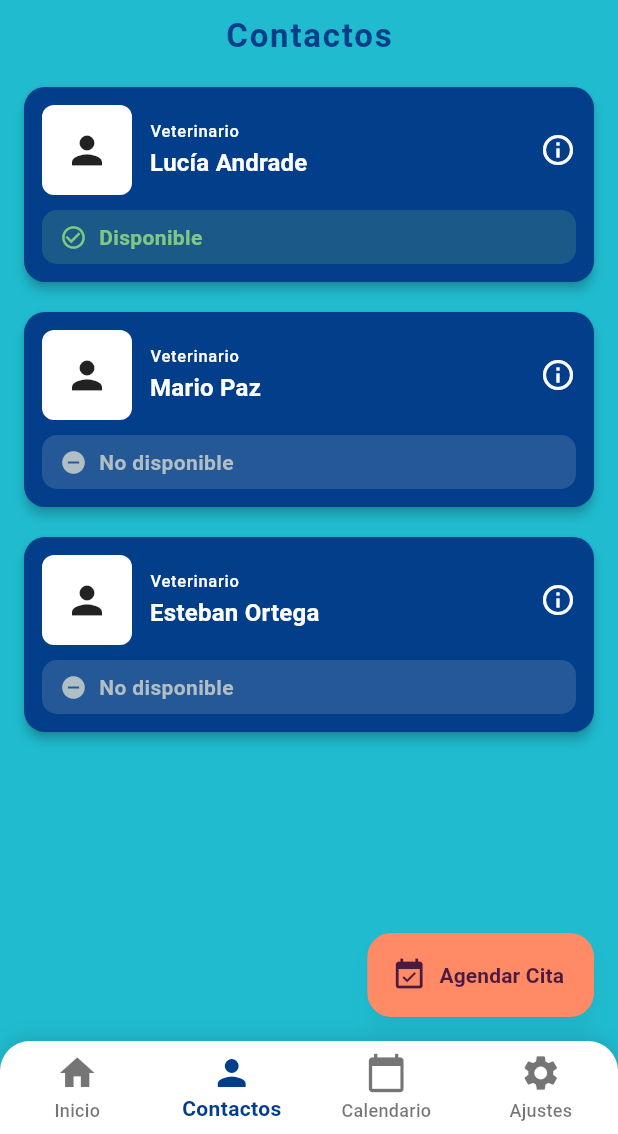
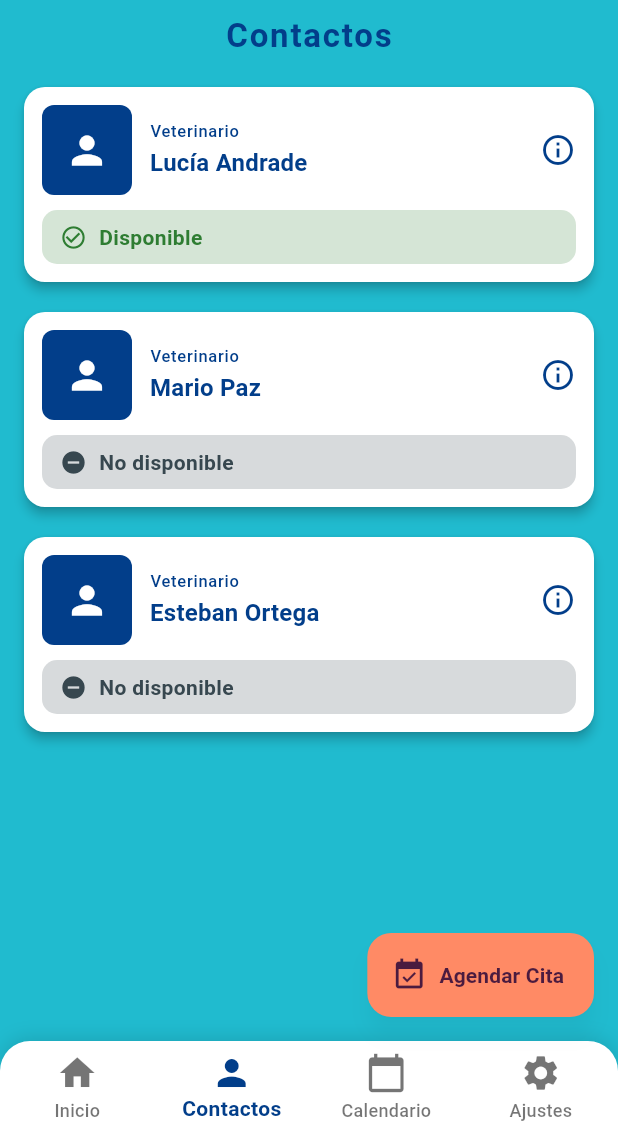
Before and after one commit to SebasAlb/AnimaCare_Front, a Flutter app: the ContactsScreen screen opened by its route, on a phone screen of 412 x 824 dp, the part 102-1236 px from its top. Run offline on Flutter 3.47's test engine with Material 3 defaults, Android fonts, the phone set to English and light mode, and no system bars; our stand-ins replace get, get_storage, image_picker, table_calendar; accounts and stored records are empty; network calls fail.

Commit message:
Update contact_card.dart

```diff
--- a/lib/presentation/screens/contacts/Contact_Principal/widget/contact_card.dart
+++ b/lib/presentation/screens/contacts/Contact_Principal/widget/contact_card.dart
@@ -53,9 +53,9 @@ class ContactCard extends StatelessWidget {
   Color _estadoColor(BuildContext context, String estado) {
     final bool isDark = Theme.of(context).brightness == Brightness.dark;
     if (estado == 'Disponible') {
-      return isDark ? const Color(0xFF2E7D32) : const Color(0xFF81C784); // Verde
+      return isDark ? const Color(0xFF81C784) : const Color(0xFF2E7D32); // Verde
     } else {
-      return isDark ? const Color(0xFF37474F) : const Color(0xFFB0BEC5); // Gris
+      return isDark ? const Color(0xFFB0BEC5) : const Color(0xFF37474F); // Gris 2
     }
   }
 
@@ -75,7 +75,7 @@ class ContactCard extends StatelessWidget {
     return GestureDetector(
       onTap: onTap,
       child: Card(
-        color: theme.colorScheme.primary,
+        color: theme.cardColor, // anterior: theme.colorScheme.primary,
         shape: RoundedRectangleBorder(borderRadius: BorderRadius.circular(14)),
         margin: const EdgeInsets.symmetric(vertical: 10),
         elevation: 3,
@@ -89,12 +89,12 @@ class ContactCard extends StatelessWidget {
                     width: 60,
                     height: 60,
                     decoration: BoxDecoration(
-                      color: theme.cardColor,
+                      color: theme.colorScheme.primary, // anterior: theme.cardColor,
                       borderRadius: BorderRadius.circular(8),
                     ),
                     child: Icon(
                       Icons.person,
-                      color: theme.iconTheme.color,
+                      color: theme.colorScheme.onPrimary, // anterior: theme.iconTheme.color,
                       size: 30,
                     ),
                   ),
@@ -106,21 +106,21 @@ class ContactCard extends StatelessWidget {
                         Text(
                           'Veterinario',
                           style: theme.textTheme.labelSmall?.copyWith(
-                            color: theme.colorScheme.onPrimary,
+                            color: theme.colorScheme.primary, // Anterior: theme.colorScheme.onPrimary,
                           ),
                         ),
                         const SizedBox(height: 2),
                         Text(
                           veterinario.nombreCompleto,
                           style: theme.textTheme.titleMedium?.copyWith(
-                            color: theme.colorScheme.onPrimary,
+                            color: theme.colorScheme.primary, // Anterior: theme.colorScheme.onPrimary,
                             fontWeight: FontWeight.bold,
                           ),
                         ),
                       ],
                     ),
                   ),
-                  Icon(Icons.info_outline, color: theme.colorScheme.onPrimary),
+                  Icon(Icons.info_outline, color: theme.colorScheme.primary, /* Anterior: theme.colorScheme.onPrimary,*/),
                 ],
               ),
               const SizedBox(height: 10),
@@ -151,7 +151,7 @@ class ContactCard extends StatelessWidget {
                       Text(
                         horarioHoy,
                         style: theme.textTheme.bodySmall?.copyWith(
-                          color: theme.colorScheme.onPrimary.withOpacity(0.6),
+                          color: theme.colorScheme.primary.withOpacity(0.6),  // Anterior: theme.colorScheme.onPrimary
                         ),
                       ),
                   ],
```
